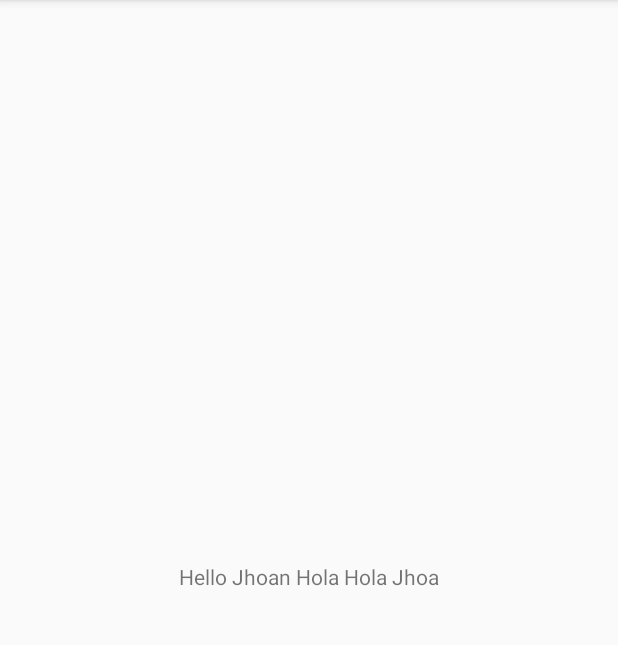
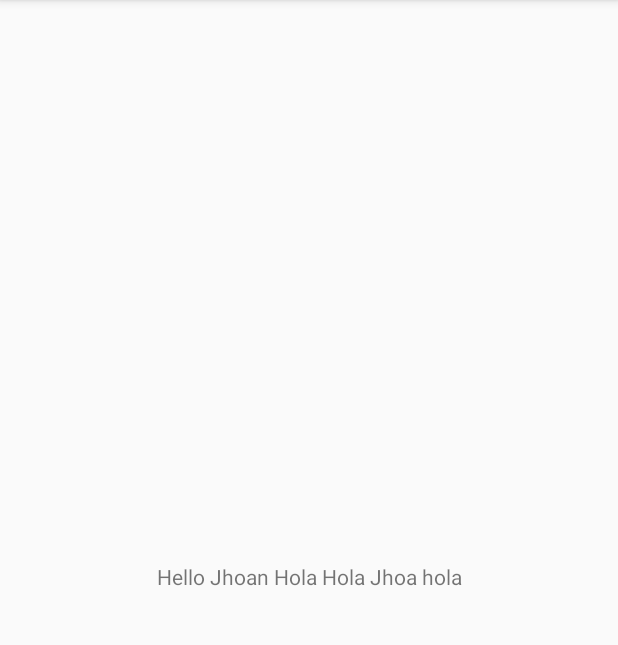
Before and after one commit to JWars8/tomatecinco, an Android app: the screen it shows after launch (MainActivity), on a phone screen of 412 x 824 dp, the part 84-729 px from its top. Run offline under Robolectric (Android 15) with nearby library versions, the phone set to English and light mode, and no system bars.

Commit message:
prueba de cambio de nombre desde dell

```diff
--- a/app/src/main/res/layout/activity_main.xml
+++ b/app/src/main/res/layout/activity_main.xml
@@ -9,7 +9,7 @@
     <TextView
         android:layout_width="wrap_content"
         android:layout_height="wrap_content"
-        android:text="Hello Jhoan Hola Hola Jhoa"
+        android:text="Hello Jhoan Hola Hola Jhoa hola"
         app:layout_constraintBottom_toBottomOf="parent"
         app:layout_constraintLeft_toLeftOf="parent"
         app:layout_constraintRight_toRightOf="parent"
```
